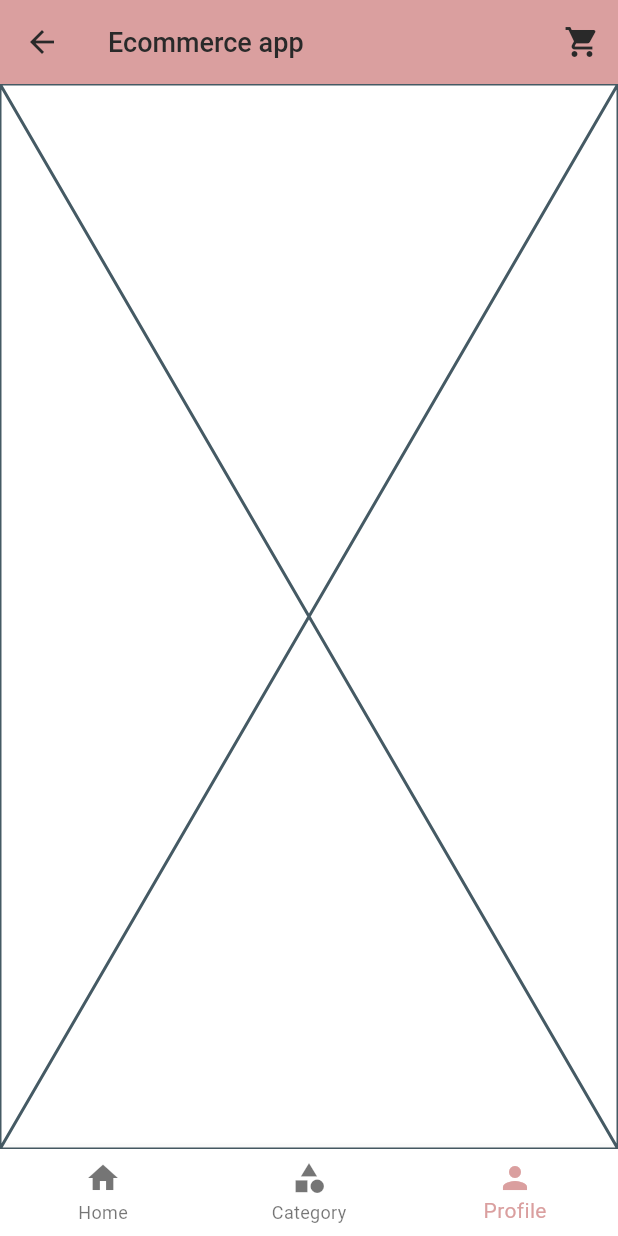
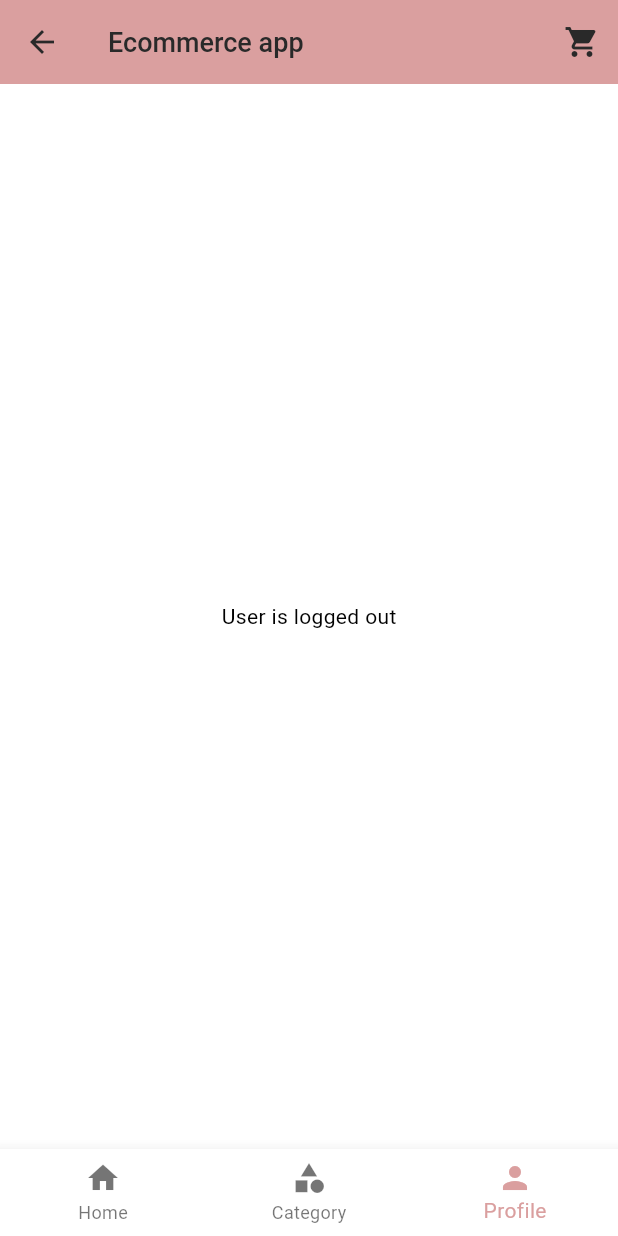
Before and after one commit to ShiviCode/ecommerce-mobile-app, a Flutter app: the HomePage screen opened by its route, item 3 of the bottom bar chosen, on a phone screen of 412 x 824 dp. Run offline on Flutter 3.47's test engine with Material 3 defaults, Android fonts, the phone set to English and light mode, and no system bars; our stand-ins replace cached_network_image, carousel_slider, dio, flutter_bloc, input_quantity, pretty_dio_logger and 1 more; accounts and stored records are empty; network calls fail.

Commit message:
Add user profile segment.

```diff
--- a/ecommerce_frontend/lib/core/api.dart
+++ b/ecommerce_frontend/lib/core/api.dart
@@ -1,7 +1,7 @@
 import 'package:dio/dio.dart';
 import 'package:pretty_dio_logger/pretty_dio_logger.dart';
 
-const String baseURL = "http://192.168.1.38:3000/api";
+const String baseURL = "http://192.168.1.43:3000/api";
 const Map<String, dynamic> header = {"content-type": "application/json"};
 
 class Api {
--- a/ecommerce_frontend/lib/presentation/pages/cart_page/cart_page.dart
+++ b/ecommerce_frontend/lib/presentation/pages/cart_page/cart_page.dart
@@ -15,6 +15,7 @@ class CartPage extends StatefulWidget {
 
 class _CartPageState extends State<CartPage> {
   double total = 0;
+  // fix it
   double cartTotal(List<CartItemModel> items) {
     for (int i = 0; i < items.length; i++) {
       //total = 0;
--- a/ecommerce_frontend/lib/presentation/pages/home_page/profile_segement.dart
+++ b/ecommerce_frontend/lib/presentation/pages/home_page/profile_segement.dart
@@ -1,4 +1,9 @@
+import 'package:ecommerce_mobile_app/core/ui.dart';
+import 'package:ecommerce_mobile_app/data/models/user_model.dart';
+import 'package:ecommerce_mobile_app/logic/cubit/user_cubit/user_cubit.dart';
+import 'package:ecommerce_mobile_app/logic/cubit/user_cubit/user_state.dart';
 import 'package:flutter/material.dart';
+import 'package:flutter_bloc/flutter_bloc.dart';
 
 class ProfileSegement extends StatefulWidget {
   const ProfileSegement({super.key});
@@ -10,6 +15,46 @@ class ProfileSegement extends StatefulWidget {
 class _ProfileSegementState extends State<ProfileSegement> {
   @override
   Widget build(BuildContext context) {
-    return const Placeholder();
+    return BlocBuilder<UserCubit, UserState>(
+      builder: (context, state) {
+        if (state is UserLodingState) {
+          return const Center(
+            child: CircularProgressIndicator(),
+          );
+        }
+        if (state is UserErrorState) {
+          return Center(
+            child: Text(state.message),
+          );
+        }
+        if (state is UserLoggedInState) {
+          return userProfile(state.userModel);
+        }
+        if (state is UserLoggedOutState) {
+          return const Center(
+            // add UI when user is logged out
+            child: Text("User is logged out"),
+          );
+        }
+        return const Center(
+          child: Text("An error occured"),
+        );
+      },
+    );
+  }
+
+  Widget userProfile(UserModel userModel) {
+    return ListView(
+      padding: const EdgeInsets.all(16),
+      children: [
+        Column(
+          crossAxisAlignment: CrossAxisAlignment.start,
+          children: [
+            Text(userModel.fullName, style: TextStyles.heading4),
+            Text(userModel.email, style: TextStyles.body1),
+          ],
+        )
+      ],
+    );
   }
 }
```
Also changed, not shown: ecommerce_frontend/lib/logic/cubit/cart_cubit/cart_cubit.dart (+10 -3 lines), ecommerce_frontend/lib/presentation/pages/home_page/home_segment.dart (+2 -60 lines), ecommerce_frontend/lib/presentation/pages/product_page/category_product_page.dart (+4 -3 lines), ecommerce_frontend/lib/widgets/product_list_view.dart (added, +71 -0 lines), ecommerce_frontend/lib/data/repositories/category_product_repository.dart (added).
